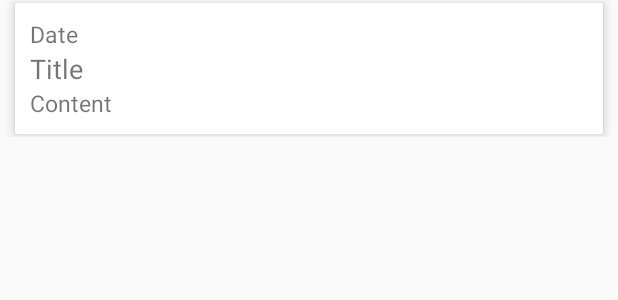
After one commit to officiallx/LoginOauth, an Android app: the layout notice_row.xml on its own in the app's theme, with its tools: preview values and no code run, on a phone screen of 412 x 824 dp. The commit adds this screen. Shown: the top 300 px of the screen. Run offline under Robolectric (Android 15) with nearby library versions, the phone set to English and light mode, and no system bars; network calls fail.

Commit message:
Notice Api Consume Bearer Auth Implement

```diff
--- a/app/build.gradle
+++ b/app/build.gradle
@@ -21,6 +21,8 @@ android {
 dependencies {
     implementation fileTree(dir: 'libs', include: ['*.jar'])
     implementation 'com.android.support:appcompat-v7:28.0.0'
+    implementation 'com.android.support:recyclerview-v7:28.0.0'
+    implementation 'com.android.support:cardview-v7:28.0.0'
     implementation 'com.android.support.constraint:constraint-layout:1.1.3'
     implementation 'com.squareup.retrofit2:converter-gson:2.5.0'
     implementation 'com.squareup.retrofit2:retrofit:2.5.0'
--- /dev/null
+++ b/app/src/main/res/layout/notice_row.xml
@@ -0,0 +1,50 @@
+<?xml version="1.0" encoding="utf-8"?>
+<RelativeLayout xmlns:android="http://schemas.android.com/apk/res/android"
+    android:layout_width="match_parent"
+    android:layout_height="wrap_content"
+    xmlns:app="http://schemas.android.com/apk/res-auto">
+
+    <android.support.v7.widget.CardView
+        android:layout_width="match_parent"
+        android:layout_height="wrap_content"
+        app:cardElevation="4dp"
+        android:layout_marginLeft="10dp"
+        android:layout_marginRight="10dp"
+        android:layout_marginTop="2dp"
+        android:layout_marginBottom="2dp"
+        android:clickable="true">
+
+        <RelativeLayout
+            android:layout_width="match_parent"
+            android:layout_height="wrap_content"
+            android:padding="10dp"
+            android:background="@color/cardview_light_background">
+
+            <TextView
+                android:id="@+id/txtDate"
+                android:layout_width="wrap_content"
+                android:layout_height="wrap_content"
+                android:layout_alignParentTop="true"
+                android:text="Date"
+                android:textSize="15dp" />
+
+            <TextView
+                android:id="@+id/txtTitle"
+                android:layout_width="wrap_content"
+                android:layout_height="wrap_content"
+                android:layout_below="@+id/txtDate"
+                android:text="Title"
+                android:textSize="18dp" />
+
+            <TextView
+                android:id="@+id/txtContent"
+                android:layout_width="wrap_content"
+                android:layout_height="wrap_content"
+                android:layout_below="@+id/txtTitle"
+                android:text="Content"
+                android:textSize="15dp" />
+
+        </RelativeLayout>
+
+    </android.support.v7.widget.CardView>
+</RelativeLayout>
```
Also changed, not shown: app/src/main/java/com/example/postloginoauth/NoticeActivity.java (+30 -23 lines), app/src/main/java/com/example/postloginoauth/adapter/NoticeAdapter.java (added, +70 -0 lines), app/src/main/java/com/example/postloginoauth/interfaces/NoticeApi.java (+3 -5 lines), app/src/main/java/com/example/postloginoauth/models/Content.java (renamed from app/src/main/java/com/example/postloginoauth/models/NoticeResponse.java, +13 -11 lines), app/src/main/java/com/example/postloginoauth/models/Detail.java (added, +21 -0 lines), app/src/main/java/com/example/postloginoauth/models/Notice.java (added, +46 -0 lines), app/src/main/res/layout/activity_notice_activty.xml (+5 -11 lines).
